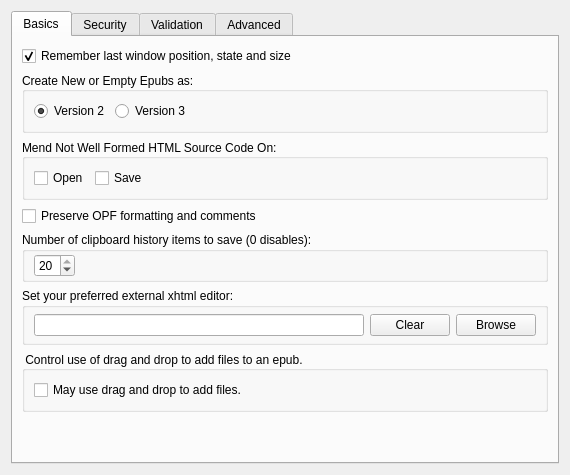
First picture: the form in src/Form_Files/PGeneralSettingsWidget.ui, repository 3tic-project/Sigil-Enhanced, before the edit.
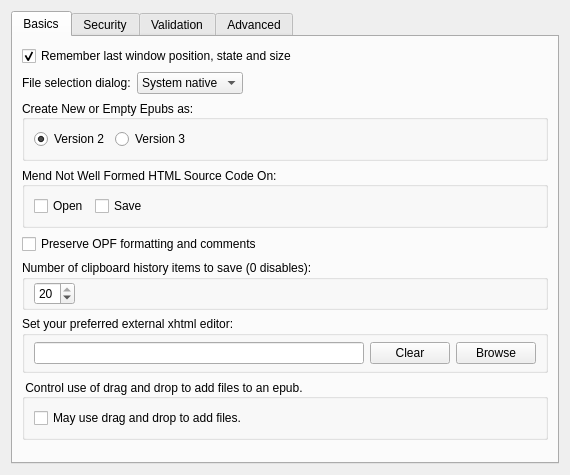
Second picture: the form after the edit.

Commit message:
Add a preference for the system or Qt file dialog.
Use one setting for every file chooser, defaulting to the native dialog.

Diff of the .ui file:
```diff
--- a/src/Form_Files/PGeneralSettingsWidget.ui
+++ b/src/Form_Files/PGeneralSettingsWidget.ui
@@ -43,6 +43,50 @@
          </property>
         </widget>
        </item>
+       <item>
+        <layout class="QHBoxLayout" name="fileDialogStyleLayout">
+         <item>
+          <widget class="QLabel" name="FileDialogStyleLabel">
+           <property name="text">
+            <string>File selection dialog:</string>
+           </property>
+           <property name="toolTip">
+            <string>System native uses the operating system's file dialog. Qt (previous) uses the older non-native dialog, and adding existing files keeps its preview there. On macOS, application bundles are selected reliably by the system dialog.</string>
+           </property>
+          </widget>
+         </item>
+         <item>
+          <widget class="QComboBox" name="FileDialogStyle">
+           <property name="toolTip">
+            <string>System native uses the operating system's file dialog. Qt (previous) uses the older non-native dialog, and adding existing files keeps its preview there. On macOS, application bundles are selected reliably by the system dialog.</string>
+           </property>
+           <item>
+            <property name="text">
+             <string>System native</string>
+            </property>
+           </item>
+           <item>
+            <property name="text">
+             <string>Qt (previous)</string>
+            </property>
+           </item>
+          </widget>
+         </item>
+         <item>
+          <spacer name="fileDialogStyleSpacer">
+           <property name="orientation">
+            <enum>Qt::Horizontal</enum>
+           </property>
+           <property name="sizeHint" stdset="0">
+            <size>
+             <width>40</width>
+             <height>20</height>
+            </size>
+           </property>
+          </spacer>
+         </item>
+        </layout>
+       </item>
        <item>
         <widget class="QGroupBox" name="groupBox">
          <property name="sizePolicy">
```
The commit also changes 21 other files.
